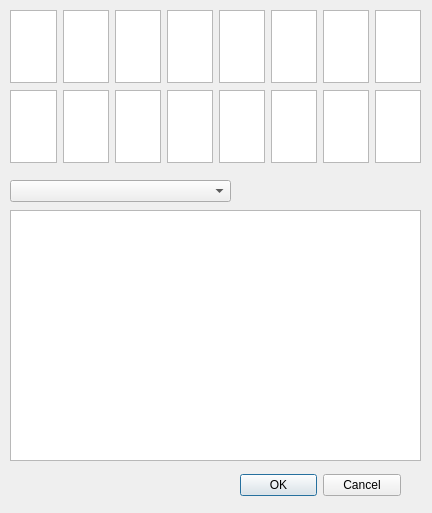
15831944/tphProjects, file Suntec/QgisPyPlugin/RdbViewer/LaneShowImageDlgDesign.ui: the form before one commit.
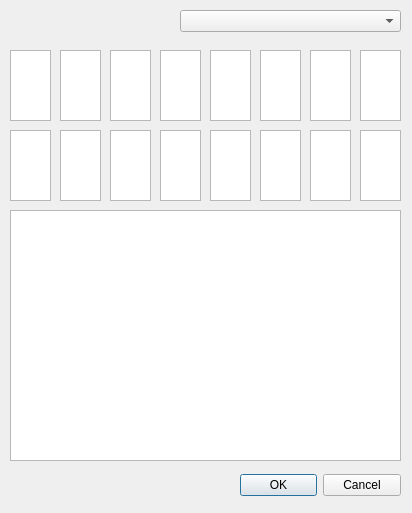
The form after the commit.

Commit message: lane do not use passlinkcount anymore

```diff
--- a/Suntec/QgisPyPlugin/RdbViewer/LaneShowImageDlgDesign.ui
+++ b/Suntec/QgisPyPlugin/RdbViewer/LaneShowImageDlgDesign.ui
@@ -6,7 +6,7 @@
    <rect>
     <x>0</x>
     <y>0</y>
-    <width>432</width>
+    <width>412</width>
     <height>513</height>
    </rect>
   </property>
@@ -39,7 +39,7 @@
     <rect>
      <x>10</x>
      <y>210</y>
-     <width>411</width>
+     <width>391</width>
      <height>251</height>
     </rect>
    </property>
@@ -50,84 +50,172 @@
   <widget class="QComboBox" name="comboBoxSelectLink">
    <property name="geometry">
     <rect>
-     <x>10</x>
-     <y>180</y>
+     <x>180</x>
+     <y>10</y>
      <width>221</width>
      <height>22</height>
     </rect>
    </property>
   </widget>
-  <widget class="QWidget" name="gridLayoutWidget">
+  <widget class="QGraphicsView" name="graphicView_01">
    <property name="geometry">
     <rect>
+     <x>60</x>
+     <y>50</y>
+     <width>41</width>
+     <height>71</height>
+    </rect>
+   </property>
+  </widget>
+  <widget class="QGraphicsView" name="graphicView_02">
+   <property name="geometry">
+    <rect>
+     <x>110</x>
+     <y>50</y>
+     <width>41</width>
+     <height>71</height>
+    </rect>
+   </property>
+  </widget>
+  <widget class="QGraphicsView" name="graphicView_03">
+   <property name="geometry">
+    <rect>
+     <x>160</x>
+     <y>50</y>
+     <width>41</width>
+     <height>71</height>
+    </rect>
+   </property>
+  </widget>
+  <widget class="QGraphicsView" name="graphicView_04">
+   <property name="geometry">
+    <rect>
+     <x>210</x>
+     <y>50</y>
+     <width>41</width>
+     <height>71</height>
+    </rect>
+   </property>
+  </widget>
+  <widget class="QGraphicsView" name="graphicView_05">
+   <property name="geometry">
+    <rect>
+     <x>260</x>
+     <y>50</y>
+     <width>41</width>
+     <height>71</height>
+    </rect>
+   </property>
+  </widget>
+  <widget class="QGraphicsView" name="graphicView_06">
+   <property name="geometry">
+    <rect>
+     <x>310</x>
+     <y>50</y>
+     <width>41</width>
+     <height>71</height>
+    </rect>
+   </property>
+  </widget>
+  <widget class="QGraphicsView" name="graphicView_07">
+   <property name="geometry">
+    <rect>
+     <x>360</x>
+     <y>50</y>
+     <width>41</width>
+     <height>71</height>
+    </rect>
+   </property>
+  </widget>
+  <widget class="QGraphicsView" name="graphicView_00">
+   <property name="geometry">
+    <rect>
      <x>10</x>
-     <y>10</y>
-     <width>411</width>
-     <height>73</height>
+     <y>50</y>
+     <width>41</width>
+     <height>71</height>
     </rect>
    </property>
-   <layout class="QGridLayout" name="gridLayout">
-    <item row="0" column="0">
-     <widget class="QGraphicsView" name="graphicView_0"/>
-    </item>
-    <item row="0" column="1">
-     <widget class="QGraphicsView" name="graphicView_1"/>
-    </item>
-    <item row="0" column="2">
-     <widget class="QGraphicsView" name="graphicView_2"/>
-    </item>
-    <item row="0" column="3">
-     <widget class="QGraphicsView" name="graphicView_3"/>
-    </item>
-    <item row="0" column="4">
-     <widget class="QGraphicsView" name="graphicView_4"/>
-    </item>
-    <item row="0" column="5">
-     <widget class="QGraphicsView" name="graphicView_5"/>
-    </item>
-    <item row="0" column="6">
-     <widget class="QGraphicsView" name="graphicView_6"/>
-    </item>
-    <item row="0" column="7">
-     <widget class="QGraphicsView" name="graphicView_7"/>
-    </item>
-   </layout>
   </widget>
-  <widget class="QWidget" name="gridLayoutWidget_2">
+  <widget class="QGraphicsView" name="graphicView_14">
    <property name="geometry">
     <rect>
+     <x>310</x>
+     <y>130</y>
+     <width>41</width>
+     <height>71</height>
+    </rect>
+   </property>
+  </widget>
+  <widget class="QGraphicsView" name="graphicView_09">
+   <property name="geometry">
+    <rect>
+     <x>60</x>
+     <y>130</y>
+     <width>41</width>
+     <height>71</height>
+    </rect>
+   </property>
+  </widget>
+  <widget class="QGraphicsView" name="graphicView_10">
+   <property name="geometry">
+    <rect>
+     <x>110</x>
+     <y>130</y>
+     <width>41</width>
+     <height>71</height>
+    </rect>
+   </property>
+  </widget>
+  <widget class="QGraphicsView" name="graphicView_15">
+   <property name="geometry">
+    <rect>
+     <x>360</x>
+     <y>130</y>
+     <width>41</width>
+     <height>71</height>
+    </rect>
+   </property>
+  </widget>
+  <widget class="QGraphicsView" name="graphicView_08">
+   <property name="geometry">
+    <rect>
      <x>10</x>
-     <y>90</y>
-     <width>411</width>
-     <height>73</height>
+     <y>130</y>
+     <width>41</width>
+     <height>71</height>
     </rect>
    </property>
-   <layout class="QGridLayout" name="gridLayout_2">
-    <item row="0" column="0">
-     <widget class="QGraphicsView" name="graphicView_8"/>
-    </item>
-    <item row="0" column="1">
-     <widget class="QGraphicsView" name="graphicView_9"/>
-    </item>
-    <item row="0" column="2">
-     <widget class="QGraphicsView" name="graphicView_10"/>
-    </item>
-    <item row="0" column="3">
-     <widget class="QGraphicsView" name="graphicView_11"/>
-    </item>
-    <item row="0" column="4">
-     <widget class="QGraphicsView" name="graphicView_12"/>
-    </item>
-    <item row="0" column="5">
-     <widget class="QGraphicsView" name="graphicView_13"/>
-    </item>
-    <item row="0" column="6">
-     <widget class="QGraphicsView" name="graphicView_14"/>
-    </item>
-    <item row="0" column="7">
-     <widget class="QGraphicsView" name="graphicView_15"/>
-    </item>
-   </layout>
+  </widget>
+  <widget class="QGraphicsView" name="graphicView_11">
+   <property name="geometry">
+    <rect>
+     <x>160</x>
+     <y>130</y>
+     <width>41</width>
+     <height>71</height>
+    </rect>
+   </property>
+  </widget>
+  <widget class="QGraphicsView" name="graphicView_12">
+   <property name="geometry">
+    <rect>
+     <x>210</x>
+     <y>130</y>
+     <width>41</width>
+     <height>71</height>
+    </rect>
+   </property>
+  </widget>
+  <widget class="QGraphicsView" name="graphicView_13">
+   <property name="geometry">
+    <rect>
+     <x>260</x>
+     <y>130</y>
+     <width>41</width>
+     <height>71</height>
+    </rect>
+   </property>
   </widget>
  </widget>
  <resources/>
```
The commit also changes 2 other files.
